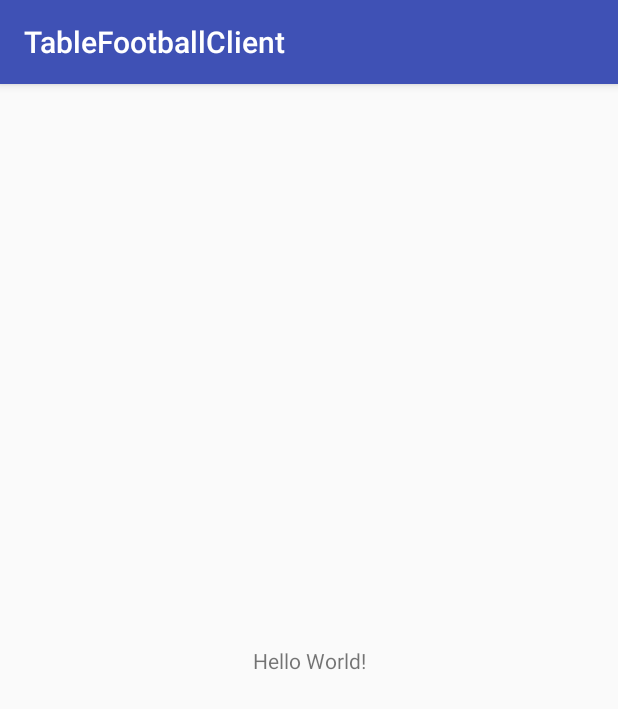
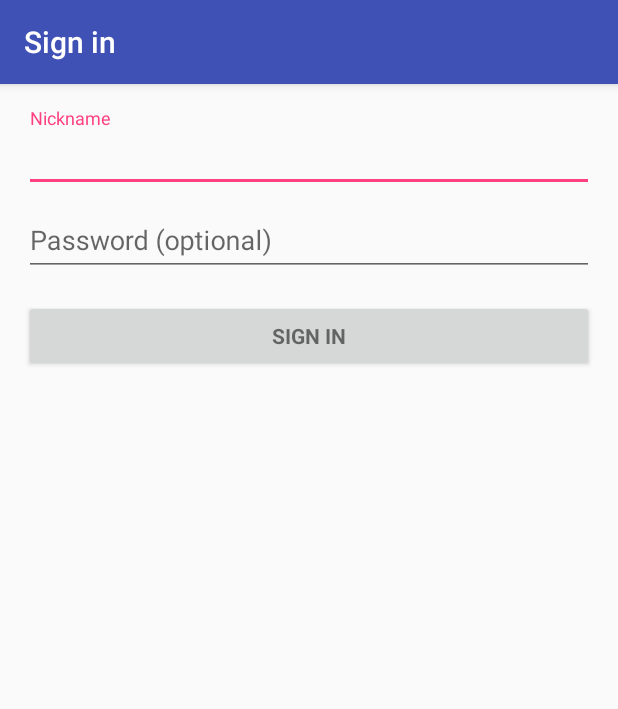
Before and after one commit to pablito1410/chill-kazirod-team, an Android app: the screen it shows after launch (MainActivity before the commit, LoginActivity after it), on a phone screen of 412 x 824 dp. Shown: the top 709 px of the screen. Run offline under Robolectric (Android 15) with nearby library versions, the phone set to English and light mode, and no system bars.

Commit message:
login view and basic login logic

```diff
--- a/mobile/app/build.gradle
+++ b/mobile/app/build.gradle
@@ -19,9 +19,12 @@ android {
 }
 
 dependencies {
+
+    implementation 'com.squareup.retrofit2:retrofit:2.3.0'
     implementation fileTree(dir: 'libs', include: ['*.jar'])
     implementation 'com.android.support:appcompat-v7:26.1.0'
     implementation 'com.android.support.constraint:constraint-layout:1.0.2'
+    implementation 'com.android.support:design:26.1.0'
     testImplementation 'junit:junit:4.12'
     androidTestImplementation 'com.android.support.test:runner:1.0.1'
     androidTestImplementation 'com.android.support.test.espresso:espresso-core:3.0.1'
--- a/mobile/app/src/main/java/chillout/hackaton/tablefootballclient/MainActivity.java
+++ b/mobile/app/src/main/java/chillout/hackaton/tablefootballclient/activity/MainActivity.java
@@ -1,7 +1,9 @@
-package chillout.hackaton.tablefootballclient;
+package chillout.hackaton.tablefootballclient.activity;
 
 import android.support.v7.app.AppCompatActivity;
 import android.os.Bundle;
+
+import chillout.hackaton.tablefootballclient.R;
 
 public class MainActivity extends AppCompatActivity {
 
--- /dev/null
+++ b/mobile/app/src/main/res/layout/activity_login.xml
@@ -0,0 +1,76 @@
+<LinearLayout xmlns:android="http://schemas.android.com/apk/res/android"
+    xmlns:tools="http://schemas.android.com/tools"
+    android:layout_width="match_parent"
+    android:layout_height="match_parent"
+    android:gravity="center_horizontal"
+    android:orientation="vertical"
+    android:paddingBottom="@dimen/activity_vertical_margin"
+    android:paddingLeft="@dimen/activity_horizontal_margin"
+    android:paddingRight="@dimen/activity_horizontal_margin"
+    android:paddingTop="@dimen/activity_vertical_margin"
+    tools:context="chillout.hackaton.tablefootballclient.activity.LoginActivity">
+
+    <!-- Login progress -->
+    <ProgressBar
+        android:id="@+id/login_progress"
+        style="?android:attr/progressBarStyleLarge"
+        android:layout_width="wrap_content"
+        android:layout_height="wrap_content"
+        android:layout_marginBottom="8dp"
+        android:visibility="gone" />
+
+    <ScrollView
+        android:id="@+id/login_form"
+        android:layout_width="match_parent"
+        android:layout_height="match_parent">
+
+        <LinearLayout
+            android:id="@+id/nickname_login_form"
+            android:layout_width="match_parent"
+            android:layout_height="wrap_content"
+            android:orientation="vertical">
+
+            <android.support.design.widget.TextInputLayout
+                android:layout_width="match_parent"
+                android:layout_height="wrap_content">
+
+                <EditText
+                    android:id="@+id/nickname"
+                    android:layout_width="match_parent"
+                    android:layout_height="wrap_content"
+                    android:hint="@string/prompt_nickname"
+                    android:inputType="text"
+                    android:maxLines="1"
+                    android:singleLine="true" />
+
+            </android.support.design.widget.TextInputLayout>
+
+            <android.support.design.widget.TextInputLayout
+                android:layout_width="match_parent"
+                android:layout_height="wrap_content">
+
+                <EditText
+                    android:id="@+id/password"
+                    android:layout_width="match_parent"
+                    android:layout_height="wrap_content"
+                    android:hint="@string/prompt_password"
+                    android:imeActionId="6"
+                    android:imeActionLabel="@string/action_sign_in_short"
+                    android:imeOptions="actionUnspecified"
+                    android:inputType="textPassword"
+                    android:maxLines="1"
+                    android:singleLine="true" />
+
+            </android.support.design.widget.TextInputLayout>
+
+            <Button
+                android:id="@+id/sign_in_button"
+                style="?android:textAppearanceSmall"
+                android:layout_width="match_parent"
+                android:layout_height="wrap_content"
+                android:layout_marginTop="16dp"
+                android:text="@string/action_sign_in_short"
+                android:textStyle="bold" />
+        </LinearLayout>
+    </ScrollView>
+</LinearLayout>
--- a/mobile/app/src/main/res/layout/activity_main.xml
+++ b/mobile/app/src/main/res/layout/activity_main.xml
@@ -4,7 +4,7 @@
     xmlns:tools="http://schemas.android.com/tools"
     android:layout_width="match_parent"
     android:layout_height="match_parent"
-    tools:context="chillout.hackaton.tablefootballclient.MainActivity">
+    tools:context="chillout.hackaton.tablefootballclient.activity.MainActivity">
 
     <TextView
         android:layout_width="wrap_content"
--- /dev/null
+++ b/mobile/app/src/main/res/values/dimens.xml
@@ -0,0 +1,5 @@
+<resources>
+    <!-- Default screen margins, per the Android Design guidelines. -->
+    <dimen name="activity_horizontal_margin">16dp</dimen>
+    <dimen name="activity_vertical_margin">16dp</dimen>
+</resources>
--- a/mobile/app/src/main/res/values/strings.xml
+++ b/mobile/app/src/main/res/values/strings.xml
@@ -1,3 +1,17 @@
 <resources>
     <string name="app_name">TableFootballClient</string>
+    <string name="title_activity_login">Sign in</string>
+
+    <!-- Strings related to login -->
+    <string name="prompt_nickname">Nickname</string>
+    <string name="prompt_password">Password (optional)</string>
+    <string name="action_sign_in">Sign in or register</string>
+    <string name="action_sign_in_short">Sign in</string>
+    <string name="error_invalid_nickname">This nickname is invalid</string>
+    <string name="error_invalid_password">This password is too short</string>
+    <string name="error_incorrect_password">This password is incorrect</string>
+    <string name="error_field_required">This field is required</string>
+    <string name="permission_rationale">"Contacts permissions are needed for providing email
+        completions."
+    </string>
 </resources>
```
Also changed, not shown: mobile/app/src/main/AndroidManifest.xml (+11 -1 lines), mobile/app/src/main/java/chillout/hackaton/tablefootballclient/activity/LoginActivity.java (added, +222 -0 lines), mobile/app/src/main/java/chillout/hackaton/tablefootballclient/api/ApiClient.java (added, +28 -0 lines), mobile/app/src/main/java/chillout/hackaton/tablefootballclient/api/TableFootballEndpoints.java (added, +12 -0 lines).
